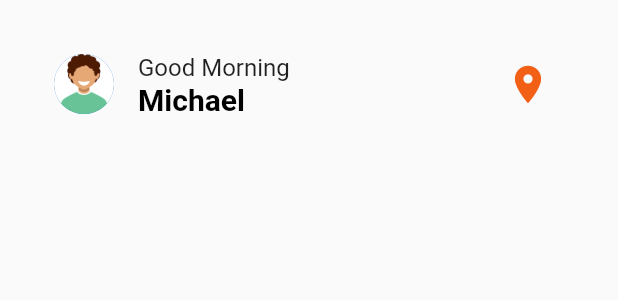
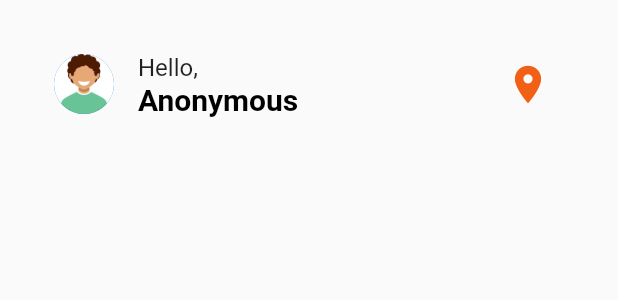
Before and after one commit to axactstudios/groceryapp, a Flutter app: the UserGreetingBar widget shown alone on an empty page, opened directly, on a phone screen of 412 x 824 dp. Shown: the top 300 px of the screen. Run offline on Flutter 3.47's test engine with Material 2 defaults, Android fonts, the phone set to English and light mode, and no system bars; our stand-ins replace firebase_auth, firebase_database, flutter_spinkit, fluttertoast, google_sign_in, persistent_bottom_nav_bar and 3 more; missing offline and left inert: gps, latlng, map; accounts and stored records are empty; network calls fail.

```diff
--- /dev/null
+++ b/lib/Classes/User.dart
@@ -0,0 +1,12 @@
+class User {
+  String uid, name, address, zip, phoneNo, lat, lng;
+
+  User(
+      {this.uid,
+      this.name,
+      this.address,
+      this.lng,
+      this.lat,
+      this.zip,
+      this.phoneNo});
+}
--- a/lib/Screens/RegistrationPage.dart
+++ b/lib/Screens/RegistrationPage.dart
@@ -316,8 +316,9 @@ class _RegistrationPageState extends State<RegistrationPage> {
                       Padding(
                         padding: const EdgeInsets.only(right: 8.0),
                         child: FloatingActionButton(
-                          onPressed: () {
+                          onPressed: () async {
                             if (_formKey.currentState.validate()) {
+                              await writeData();
                               Navigator.push(
                                 context,
                                 CupertinoPageRoute(
--- a/lib/Widgets/UserGreetingBar.dart
+++ b/lib/Widgets/UserGreetingBar.dart
@@ -1,4 +1,7 @@
+import 'package:firebase_auth/firebase_auth.dart';
+import 'package:firebase_database/firebase_database.dart';
 import 'package:flutter/material.dart';
+import 'package:groceryapp/Classes/User.dart';
 
 class UserGreetingBar extends StatefulWidget {
   @override
@@ -6,6 +9,33 @@ class UserGreetingBar extends StatefulWidget {
 }
 
 class _UserGreetingBarState extends State<UserGreetingBar> {
+  FirebaseAuth mAuth = FirebaseAuth.instance;
+
+  User userData = User();
+
+  getUser() async {
+    FirebaseUser user = await mAuth.currentUser();
+    final dbRef =
+        FirebaseDatabase.instance.reference().child('Users').child(user.uid);
+    dbRef.once().then((DataSnapshot snapshot) async {
+      userData.uid = await snapshot.value['uid'];
+      userData.phoneNo = await snapshot.value['phoneNo'];
+      userData.zip = await snapshot.value['zip'];
+      userData.lat = await snapshot.value['lat'];
+      userData.lng = await snapshot.value['lng'];
+      userData.name = await snapshot.value['name'];
+      userData.address = await snapshot.value['address'];
+      setState(() {
+        print('User fetched');
+      });
+    });
+  }
+
+  @override
+  void initState() {
+    getUser();
+  }
+
   @override
   Widget build(BuildContext context) {
     return Padding(
@@ -14,12 +44,22 @@ class _UserGreetingBarState extends State<UserGreetingBar> {
           leading: CircleAvatar(
             backgroundImage: AssetImage("images/User.jpg"),
           ),
-          title: Text("Good Morning"),
-          subtitle: Text(
-            "Michael",
-            style: TextStyle(
-                fontSize: 20, fontWeight: FontWeight.bold, color: Colors.black),
-          ),
+          title: Text("Hello,"),
+          subtitle: userData.name == null
+              ? Text(
+                  'Anonymous',
+                  style: TextStyle(
+                      fontSize: 20,
+                      fontWeight: FontWeight.bold,
+                      color: Colors.black),
+                )
+              : Text(
+                  userData.name,
+                  style: TextStyle(
+                      fontSize: 20,
+                      fontWeight: FontWeight.bold,
+                      color: Colors.black),
+                ),
           trailing: IconButton(
             onPressed: () {
               print("Location Pressed");
--- a/lib/main.dart
+++ b/lib/main.dart
@@ -1,6 +1,7 @@
 import 'package:flutter/material.dart';
 import 'package:groceryapp/Screens/LoginScreen.dart';
 import 'package:groceryapp/Screens/NavBar.dart';
+import 'package:groceryapp/Screens/SplashScreen.dart';
 
 void main() {
   runApp(MyApp());
@@ -16,7 +17,7 @@ class MyApp extends StatelessWidget {
         primarySwatch: Colors.blue,
         visualDensity: VisualDensity.adaptivePlatformDensity,
       ),
-      home: HomePage(),
+      home: SplashScreen(),
     );
   }
 }
--- a/pubspec.yaml
+++ b/pubspec.yaml
@@ -16,7 +16,6 @@ dependencies:
   latlng: ^0.0.2
   gps: ^0.1.1
   firebase_auth: ^0.15.2
-  fluttertoast: ^7.0.2
   firebase_database: ^3.1.5
   persistent_bottom_nav_bar: ^2.0.5
   flutter_spinkit: ^4.1.2+1
@@ -24,6 +23,7 @@ dependencies:
   sqflite: ^1.3.1
   fluttertoast: ^7.0.2
   rflutter_alert: ^1.0.3
+  google_sign_in: ^4.5.1
 
 dev_dependencies:
   flutter_test:
```
Also changed, not shown: lib/Screens/LoginScreen.dart (+90 -11 lines), lib/Screens/SplashScreen.dart (added, +48 -0 lines), images/supermarket.png (added), pubspec.lock.
